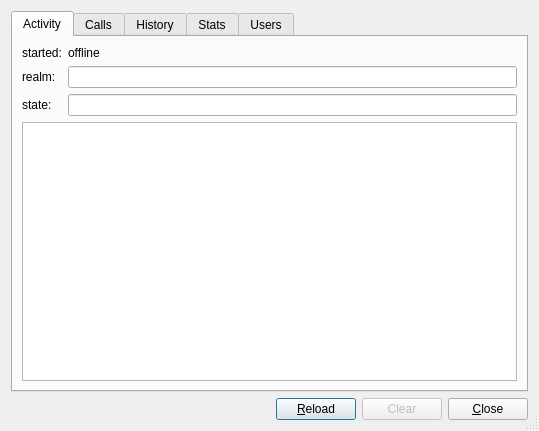
First picture: the form in switchview/mapped.ui, repository dulton/sipwitch, before the edit.
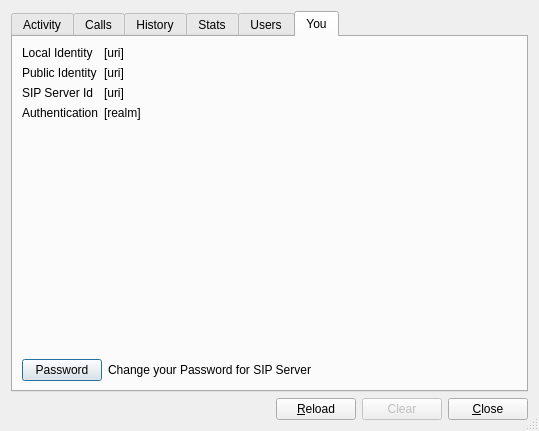
Second picture: the form after the edit. The open tabs and pages were chosen to show the change.

Commit message: basic profile tab design

The edit to the form file:
```diff
--- a/switchview/mapped.ui
+++ b/switchview/mapped.ui
@@ -267,6 +267,104 @@
        </item>
       </layout>
      </widget>
+     <widget class="QWidget" name="Profile">
+      <attribute name="title">
+       <string>You</string>
+      </attribute>
+      <layout class="QVBoxLayout" name="verticalLayout_6">
+       <item>
+        <layout class="QFormLayout" name="formLayout">
+         <item row="0" column="0">
+          <widget class="QLabel" name="label_3">
+           <property name="text">
+            <string>Local Identity</string>
+           </property>
+          </widget>
+         </item>
+         <item row="0" column="1">
+          <widget class="QLabel" name="local_identity">
+           <property name="text">
+            <string>[uri]</string>
+           </property>
+          </widget>
+         </item>
+         <item row="1" column="0">
+          <widget class="QLabel" name="label_5">
+           <property name="text">
+            <string>Public Identity</string>
+           </property>
+          </widget>
+         </item>
+         <item row="1" column="1">
+          <widget class="QLabel" name="public_identity">
+           <property name="text">
+            <string>[uri]</string>
+           </property>
+          </widget>
+         </item>
+         <item row="2" column="0">
+          <widget class="QLabel" name="label_7">
+           <property name="text">
+            <string>SIP Server Id</string>
+           </property>
+          </widget>
+         </item>
+         <item row="2" column="1">
+          <widget class="QLabel" name="server_identity">
+           <property name="text">
+            <string>[uri]</string>
+           </property>
+          </widget>
+         </item>
+         <item row="3" column="0">
+          <widget class="QLabel" name="label_9">
+           <property name="text">
+            <string>Authentication</string>
+           </property>
+          </widget>
+         </item>
+         <item row="3" column="1">
+          <widget class="QLabel" name="server_realm">
+           <property name="text">
+            <string>[realm]</string>
+           </property>
+          </widget>
+         </item>
+         <item row="4" column="1">
+          <spacer name="verticalSpacer">
+           <property name="orientation">
+            <enum>Qt::Vertical</enum>
+           </property>
+           <property name="sizeHint" stdset="0">
+            <size>
+             <width>20</width>
+             <height>40</height>
+            </size>
+           </property>
+          </spacer>
+         </item>
+        </layout>
+       </item>
+       <item>
+        <layout class="QFormLayout" name="formLayout_3">
+         <item row="0" column="0">
+          <widget class="QPushButton" name="pushPassword">
+           <property name="text">
+            <string>Password</string>
+           </property>
+          </widget>
+         </item>
+         <item row="0" column="1">
+          <widget class="QLabel" name="label_11">
+           <property name="text">
+            <string>Change your Password for SIP Server</string>
+           </property>
+          </widget>
+         </item>
+        </layout>
+       </item>
+      </layout>
+     </widget>
     </widget>
    </item>
    <item>
```
